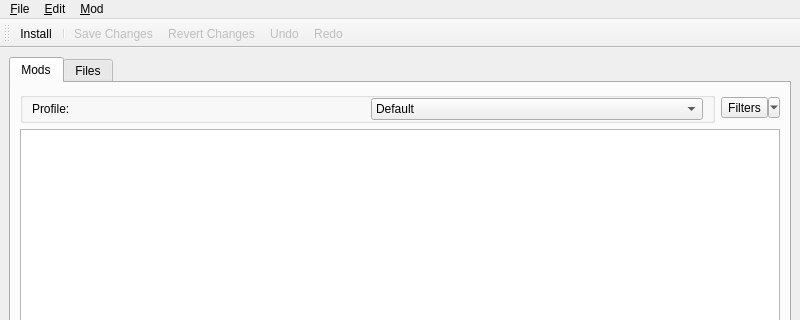
Above: skymodman/interface/designer/ui/manager_window.ui from Kf4btg/SkyModMan before the change; both pictures show x 0 to 800 and y 0 to 320 of the 800 by 600 pixel window. Below: the same form after it.
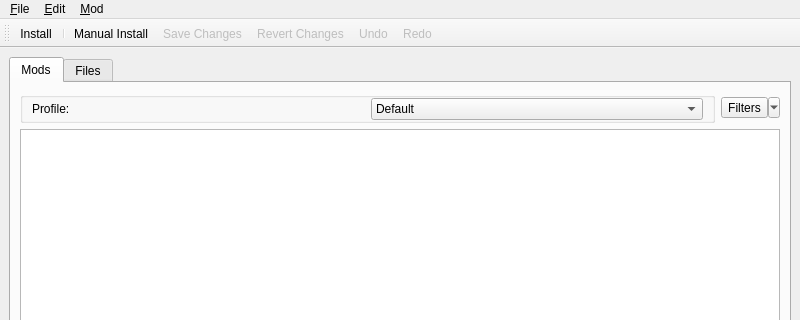
That is the form after the change. Icons and pictures are not drawn. Custom widgets are drawn as their Qt base class.

Diff of the .ui file:
```diff
--- a/skymodman/interface/designer/ui/manager_window.ui
+++ b/skymodman/interface/designer/ui/manager_window.ui
@@ -446,6 +446,7 @@
    </attribute>
    <addaction name="action_install_mod"/>
    <addaction name="separator"/>
+   <addaction name="action_manual_install"/>
    <addaction name="action_save_changes"/>
    <addaction name="action_revert_changes"/>
    <addaction name="action_undo"/>
@@ -803,7 +804,7 @@
   </action>
   <action name="action_manual_install">
    <property name="text">
-    <string>Manual Install...</string>
+    <string>Ma&amp;nual Install...</string>
    </property>
    <property name="toolTip">
     <string>Manually Install a Mod Archive</string>
```
Left out of the diff: 8 changed lines with no effect on the pictures.
